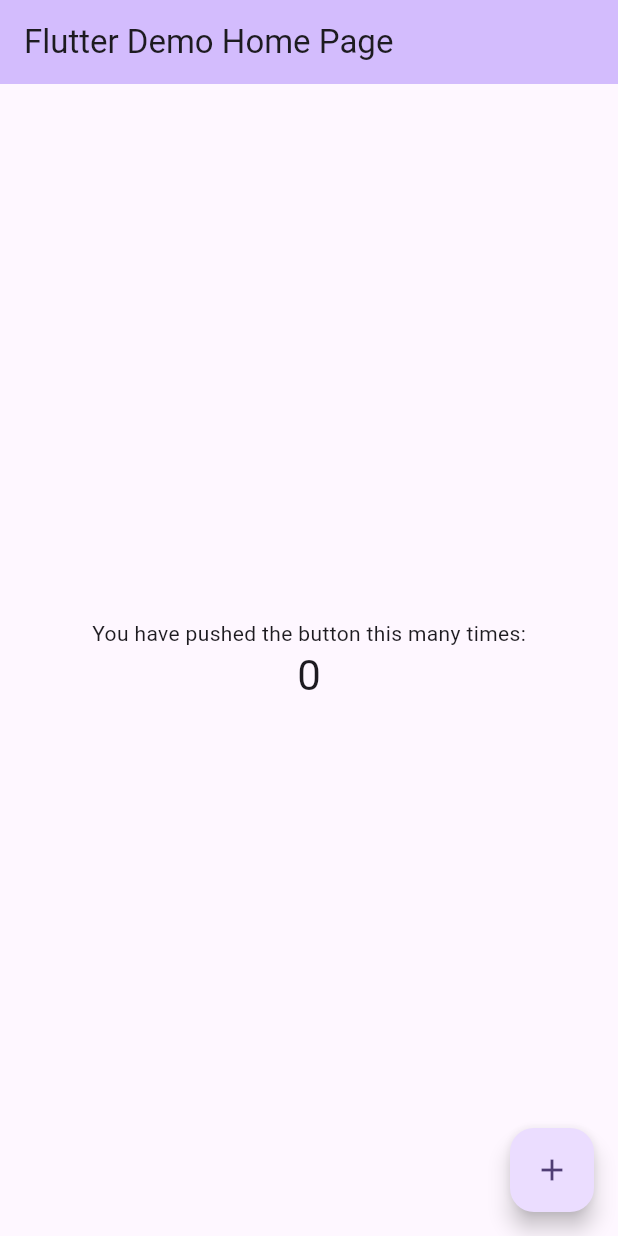
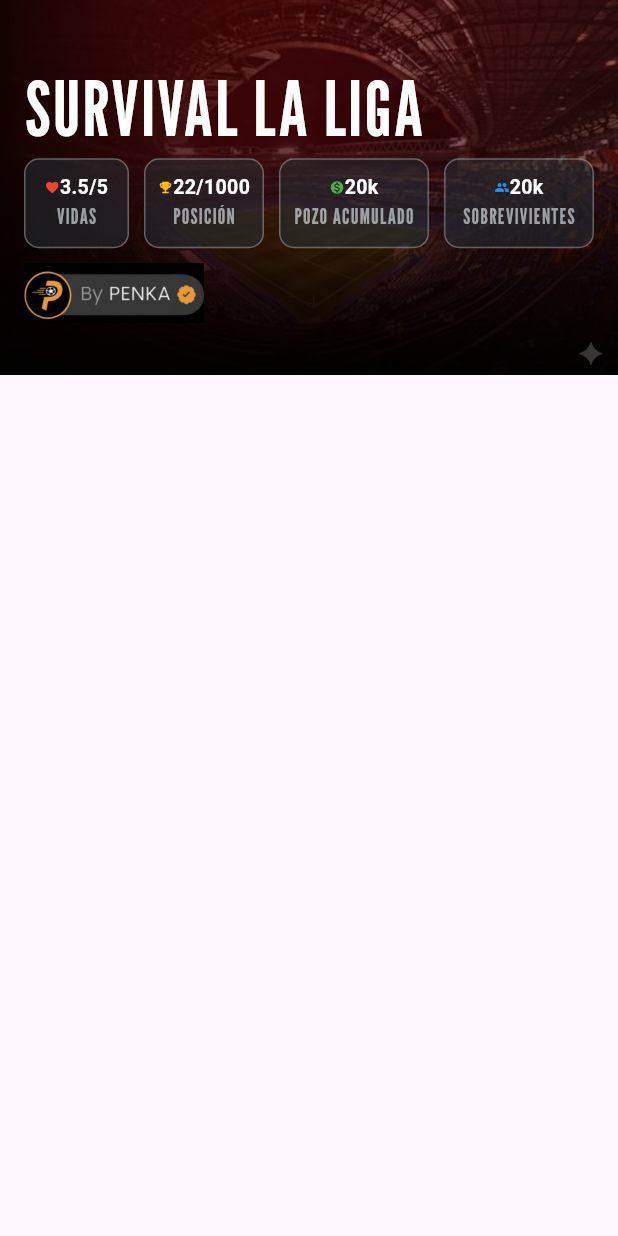
Before and after one commit to ambuila106/survivor-frontend, a Flutter app: the screen it shows after launch, on a phone screen of 412 x 824 dp. Run offline on Flutter 3.47's test engine with Material 3 defaults, Android fonts, the light colour scheme and no system bars.

Commit message:
appbar, font and images

```diff
--- a/lib/main.dart
+++ b/lib/main.dart
@@ -4,33 +4,81 @@
   runApp(const MyApp());
 }
 
+class StatCard extends StatelessWidget {
+  final String value;
+  final String label;
+  final IconData icon;
+  final Color iconColor;
+  final double width;
+  final double height;
+
+  const StatCard({
+    super.key,
+    required this.value,
+    required this.label,
+    this.icon = Icons.favorite,
+    this.iconColor = Colors.red,
+    this.width = 80,
+    this.height = 80,
+  });
+
+  @override
+  Widget build(BuildContext context) {
+    return Container(
+      padding: const EdgeInsets.symmetric(horizontal: 0, vertical: 9),
+      height: height,
+      width: width,
+      decoration: BoxDecoration(
+        color: Colors.blueGrey[900]!.withOpacity(0.5),
+        borderRadius: BorderRadius.circular(10),
+        border: Border.all(
+          color: Colors.white.withOpacity(0.3),
+          width: 1,
+        ),
+      ),
+      margin: const EdgeInsets.only(top: 16),
+      child: Column(
+        children: [
+          Row(
+            mainAxisAlignment: MainAxisAlignment.center,
+            children: [
+              Icon(icon, color: iconColor, size: 10),
+              Text(
+                value,
+                style: const TextStyle(
+                  color: Colors.white,
+                  fontSize: 13,
+                  fontWeight: FontWeight.bold,
+                ),
+              ),
+            ],
+          ),
+          Text(
+            label,
+            style: TextStyle(
+              fontFamily: 'LeagueGothic',
+              color: Colors.blueGrey[100]!.withOpacity(0.7),
+              fontSize: 14,
+              letterSpacing: .8,
+            ),
+          ),
+        ],
+      ),
+    );
+  }
+}
+
 class MyApp extends StatelessWidget {
   const MyApp({super.key});
 
-  // This widget is the root of your application.
   @override
   Widget build(BuildContext context) {
     return MaterialApp(
       title: 'Flutter Demo',
       theme: ThemeData(
-        // This is the theme of your application.
-        //
-        // TRY THIS: Try running your application with "flutter run". You'll see
-        // the application has a purple toolbar. Then, without quitting the app,
-        // try changing the seedColor in the colorScheme below to Colors.green
-        // and then invoke "hot reload" (save your changes or press the "hot
-        // reload" button in a Flutter-supported IDE, or press "r" if you used
-        // the command line to start the app).
-        //
-        // Notice that the counter didn't reset back to zero; the application
-        // state is not lost during the reload. To reset the state, use hot
-        // restart instead.
-        //
-        // This works for code too, not just values: Most code changes can be
-        // tested with just a hot reload.
         colorScheme: ColorScheme.fromSeed(seedColor: Colors.deepPurple),
       ),
-      home: const MyHomePage(title: 'Flutter Demo Home Page'),
+      home: const MyHomePage(title: 'SURVIVAL LA LIGA'),
     );
   }
 }
@@ -54,69 +102,108 @@
 }
 
 class _MyHomePageState extends State<MyHomePage> {
-  int _counter = 0;
-
-  void _incrementCounter() {
-    setState(() {
-      // This call to setState tells the Flutter framework that something has
-      // changed in this State, which causes it to rerun the build method below
-      // so that the display can reflect the updated values. If we changed
-      // _counter without calling setState(), then the build method would not be
-      // called again, and so nothing would appear to happen.
-      _counter++;
-    });
-  }
-
   @override
   Widget build(BuildContext context) {
-    // This method is rerun every time setState is called, for instance as done
-    // by the _incrementCounter method above.
-    //
-    // The Flutter framework has been optimized to make rerunning build methods
-    // fast, so that you can just rebuild anything that needs updating rather
-    // than having to individually change instances of widgets.
     return Scaffold(
       appBar: AppBar(
-        // TRY THIS: Try changing the color here to a specific color (to
-        // Colors.amber, perhaps?) and trigger a hot reload to see the AppBar
-        // change color while the other colors stay the same.
         backgroundColor: Theme.of(context).colorScheme.inversePrimary,
-        // Here we take the value from the MyHomePage object that was created by
-        // the App.build method, and use it to set our appbar title.
-        title: Text(widget.title),
+        toolbarHeight: 250,
+        flexibleSpace: Stack(
+          fit: StackFit.expand,
+          children: [
+            Image.asset(
+              'assets/stadium.png',
+              fit: BoxFit.cover,
+            ),
+            Container(
+              decoration: BoxDecoration(
+                gradient: LinearGradient(
+                  begin: Alignment.topCenter,
+                  end: Alignment.bottomCenter,
+                  colors: [
+                    Colors.black.withOpacity(0.3),
+                    Colors.black.withOpacity(0.6),
+                  ],
+                ),
+              ),
+              child: SafeArea(
+                child: Padding(
+                  padding: const EdgeInsets.all(16.0),
+                  child: Column(
+                    mainAxisAlignment: MainAxisAlignment.center,
+                    crossAxisAlignment: CrossAxisAlignment.start,
+                    children: [
+                      const SizedBox(height: 20),
+                      Text(
+                        'SURVIVAL LA LIGA',
+                        textAlign: TextAlign.left,
+                        style: TextStyle(
+                          fontFamily: 'LeagueGothic',
+                          color: Colors.white,
+                          fontSize: 50,
+                          letterSpacing: 1.5,
+                          height: .7,
+                        ),
+                      ),
+                      Row(
+                        mainAxisAlignment: MainAxisAlignment.spaceBetween,
+                        crossAxisAlignment: CrossAxisAlignment.start,
+                        children: [
+                          StatCard(
+                            value: '3.5/5',
+                            label: 'VIDAS',
+                            width: 70,
+                            height: 60,
+                            icon: Icons.favorite,
+                            iconColor: Colors.red,
+                          ),
+                          StatCard(
+                            value: '22/1000',
+                            label: 'POSICIÓN',
+                            width: 80,
+                            height: 60,
+                            icon: Icons.emoji_events,
+                            iconColor: Colors.amber,
+                          ),
+                          StatCard(
+                            value: '20k',
+                            label: 'POZO ACUMULADO',
+                            width: 100,
+                            height: 60,
+                            icon: Icons.monetization_on,
+                            iconColor: Colors.green,
+                          ),
+                          StatCard(
+                            value: '20k',
+                            label: 'SOBREVIVIENTES',
+                            width: 100,
+                            height: 60,
+                            icon: Icons.people,
+                            iconColor: Colors.blue,
+                          ),
+                        ],
+                      ),
+                      const SizedBox(height: 10),
+                      Image.asset(
+                        'assets/by_penka.png',
+                        fit: BoxFit.cover,
+                        height: 40,
+                      ),
+                    ],
+                  ),
+                ),
+              ),
+            ),
+          ]
+        )
       ),
       body: Center(
-        // Center is a layout widget. It takes a single child and positions it
-        // in the middle of the parent.
         child: Column(
-          // Column is also a layout widget. It takes a list of children and
-          // arranges them vertically. By default, it sizes itself to fit its
-          // children horizontally, and tries to be as tall as its parent.
-          //
-          // Column has various properties to control how it sizes itself and
-          // how it positions its children. Here we use mainAxisAlignment to
-          // center the children vertically; the main axis here is the vertical
-          // axis because Columns are vertical (the cross axis would be
-          // horizontal).
-          //
-          // TRY THIS: Invoke "debug painting" (choose the "Toggle Debug Paint"
-          // action in the IDE, or press "p" in the console), to see the
-          // wireframe for each widget.
           mainAxisAlignment: MainAxisAlignment.center,
           children: <Widget>[
-            const Text('You have pushed the button this many times:'),
-            Text(
-              '$_counter',
-              style: Theme.of(context).textTheme.headlineMedium,
-            ),
           ],
         ),
       ),
-      floatingActionButton: FloatingActionButton(
-        onPressed: _incrementCounter,
-        tooltip: 'Increment',
-        child: const Icon(Icons.add),
-      ), // This trailing comma makes auto-formatting nicer for build methods.
     );
   }
 }
```
Also changed, not shown: pubspec.yaml (+8 -3 lines), assets/by_penka.png (added), assets/fonts/League_Gothic/LeagueGothic-Regular-VariableFont_wdth.ttf (added), assets/fonts/League_Gothic/LeagueGothic-Regular.ttf (added), assets/fonts/League_Gothic/LeagueGothic_Condensed-Regular.ttf (added), assets/fonts/League_Gothic/LeagueGothic_SemiCondensed-Regular.ttf (added), assets/stadium.png (added).
